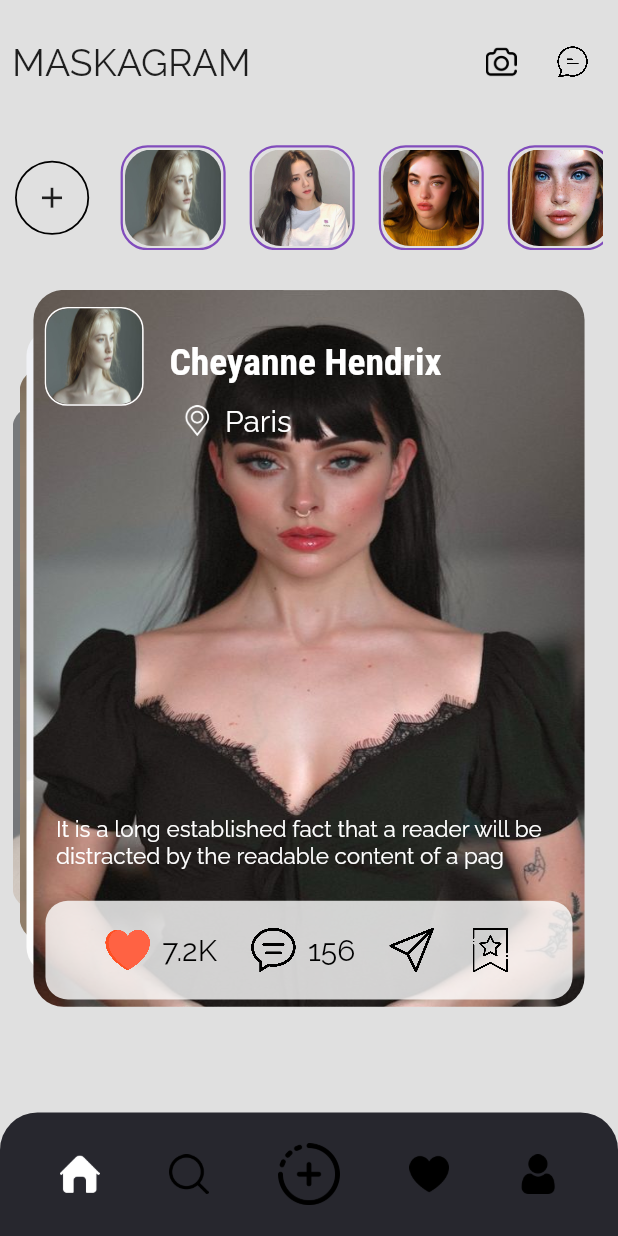
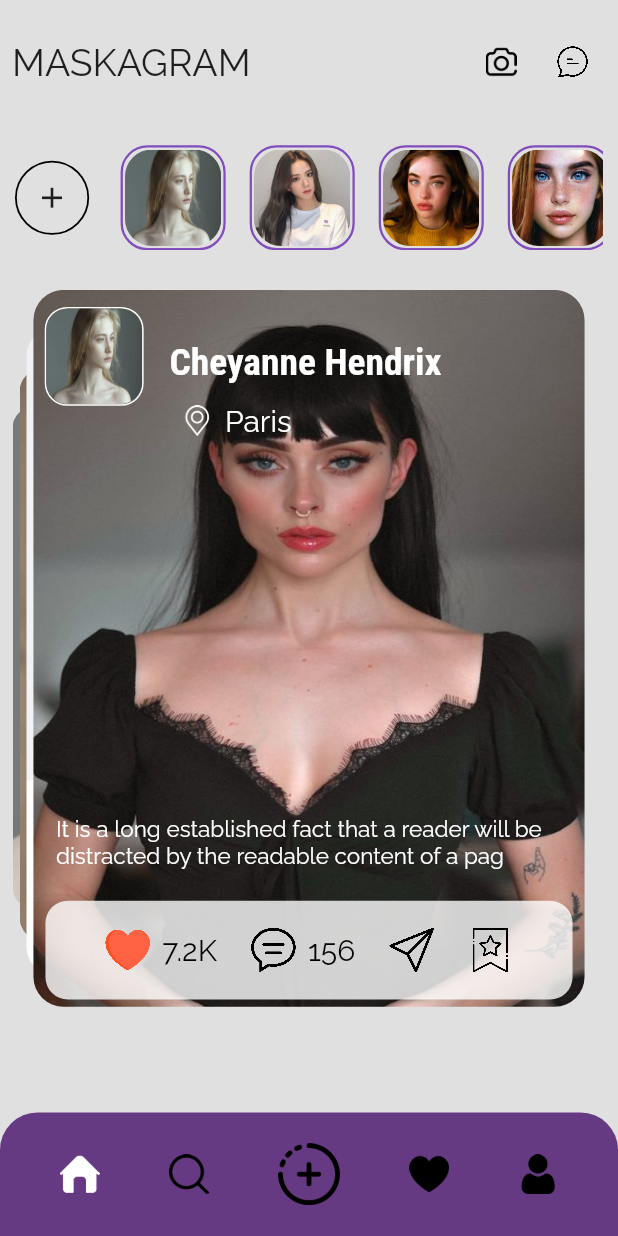
Before and after one commit to MASKADEV/instagram_clone, a Flutter app: the screen it shows after launch, on a phone screen of 412 x 824 dp. Run offline on Flutter 3.47's test engine with Material 2 defaults, Android fonts, the phone set to English and light mode, and no system bars; our stand-ins replace flutter_swiper, google_fonts.

Commit message:
add some features

```diff
--- a/lib/screens/home.dart
+++ b/lib/screens/home.dart
@@ -1,3 +1,5 @@
+import 'package:facebook_clone/screens/tabs/home_tab.dart';
+import 'package:facebook_clone/screens/tabs/profile_tab.dart';
 import 'package:facebook_clone/widget/appbar.dart';
 import 'package:facebook_clone/widget/bottombar.dart';
 import 'package:facebook_clone/widget/feed.dart';
@@ -10,26 +12,43 @@ class Home extends StatefulWidget {
 }
 
 class _HomeState extends State<Home> {
+  var _tabPageController = PageController();
+  int _selectedTab = 0;
+
   @override
   Widget build(BuildContext context) {
     double sizeHeight = MediaQuery.of(context).size.height;
     double sizeWidth = MediaQuery.of(context).size.width;
-    return Column(
+    return Stack(
       children: [
-        Container(
-          height: sizeHeight * 0.9,
-          width: sizeWidth,
-          child: SingleChildScrollView(
-            child: Column(
-              children: [
-                CostumAppBar(),
-                Stories(),
-                Feed(),
-              ],
-            ),
-          ),
+        PageView(
+          onPageChanged: (num) {
+            setState(() {
+              _selectedTab = 3;
+            });
+          },
+          controller: _tabPageController,
+          physics: NeverScrollableScrollPhysics(),
+          children: [
+            HomeTab(),
+            HomeTab(),
+            HomeTab(),
+            HomeTab(),
+            Profile(),
+          ],
         ),
-        CustomBottomBar(),
+        Positioned(
+            height: sizeHeight,
+            top: sizeHeight * 0.45,
+            child: Center(
+                child: CustomBottomBar(
+              function: (num) {
+                _tabPageController.animateToPage(num,
+                    duration: Duration(milliseconds: 300),
+                    curve: Curves.easeInCubic);
+              },
+              selectedtab: _selectedTab,
+            ))),
       ],
     );
   }
--- /dev/null
+++ b/lib/screens/tabs/home_tab.dart
@@ -0,0 +1,29 @@
+import 'package:facebook_clone/widget/appbar.dart';
+import 'package:facebook_clone/widget/feed.dart';
+import 'package:facebook_clone/widget/story.dart';
+import 'package:flutter/material.dart';
+
+class HomeTab extends StatelessWidget {
+  @override
+  Widget build(BuildContext context) {
+    double sizeHeight = MediaQuery.of(context).size.height;
+    double sizeWidth = MediaQuery.of(context).size.width;
+    return Column(
+      children: [
+        Container(
+          height: sizeHeight * 0.85,
+          width: sizeWidth,
+          child: SingleChildScrollView(
+            child: Column(
+              children: [
+                CostumAppBar(),
+                Stories(),
+                Feed(),
+              ],
+            ),
+          ),
+        ),
+      ],
+    );
+  }
+}
--- a/lib/widget/bottombar.dart
+++ b/lib/widget/bottombar.dart
@@ -1,6 +1,9 @@
 import 'package:flutter/material.dart';
 
 class CustomBottomBar extends StatefulWidget {
+  final Function(int) function;
+  final int selectedtab;
+  CustomBottomBar({this.function, this.selectedtab});
   @override
   _CustomBottomBarState createState() => _CustomBottomBarState();
 }
@@ -20,6 +23,7 @@ class _CustomBottomBarState extends State<CustomBottomBar> {
   Widget build(BuildContext context) {
     double sizeHeight = MediaQuery.of(context).size.height;
     double sizeWidth = MediaQuery.of(context).size.width;
+    int selected = widget.selectedtab ?? 0;
     return Container(
       height: sizeHeight * 0.1,
       width: sizeWidth,
@@ -28,7 +32,7 @@ class _CustomBottomBarState extends State<CustomBottomBar> {
             topRight: Radius.circular(25),
             topLeft: Radius.circular(25),
           ),
-          color: Color(0xFF27272E)),
+          color: Color(0xFF663A82)),
       child: Padding(
         padding: const EdgeInsets.symmetric(horizontal: 40.0),
         child: Row(
@@ -37,6 +41,8 @@ class _CustomBottomBarState extends State<CustomBottomBar> {
             GestureDetector(
               onTap: () {
                 setState(() {
+                  widget.function(0);
+                  selected = 0;
                   _selectedhome = true;
                   _selectedsearch = false;
                   _selectedlove = false;
@@ -53,6 +59,9 @@ class _CustomBottomBarState extends State<CustomBottomBar> {
             GestureDetector(
               onTap: () {
                 setState(() {
+                  widget.function(1);
+                  selected = 1;
+
                   _selectedhome = false;
                   _selectedsearch = true;
                   _selectedlove = false;
@@ -69,6 +78,9 @@ class _CustomBottomBarState extends State<CustomBottomBar> {
             GestureDetector(
               onTap: () {
                 setState(() {
+                  widget.function(2);
+                  selected = 2;
+
                   _selectedhome = false;
                   _selectedsearch = false;
                   _selectedlove = false;
@@ -85,6 +97,9 @@ class _CustomBottomBarState extends State<CustomBottomBar> {
             GestureDetector(
               onTap: () {
                 setState(() {
+                  widget.function(3);
+                  selected = 3;
+
                   _selectedhome = false;
                   _selectedsearch = false;
                   _selectedlove = true;
@@ -101,6 +116,9 @@ class _CustomBottomBarState extends State<CustomBottomBar> {
             GestureDetector(
               onTap: () {
                 setState(() {
+                  widget.function(4);
+                  selected = 4;
+
                   _selectedhome = false;
                   _selectedsearch = false;
                   _selectedlove = false;
```
Also changed, not shown: lib/screens/tabs/profile_tab.dart (added, +9 -0 lines).
